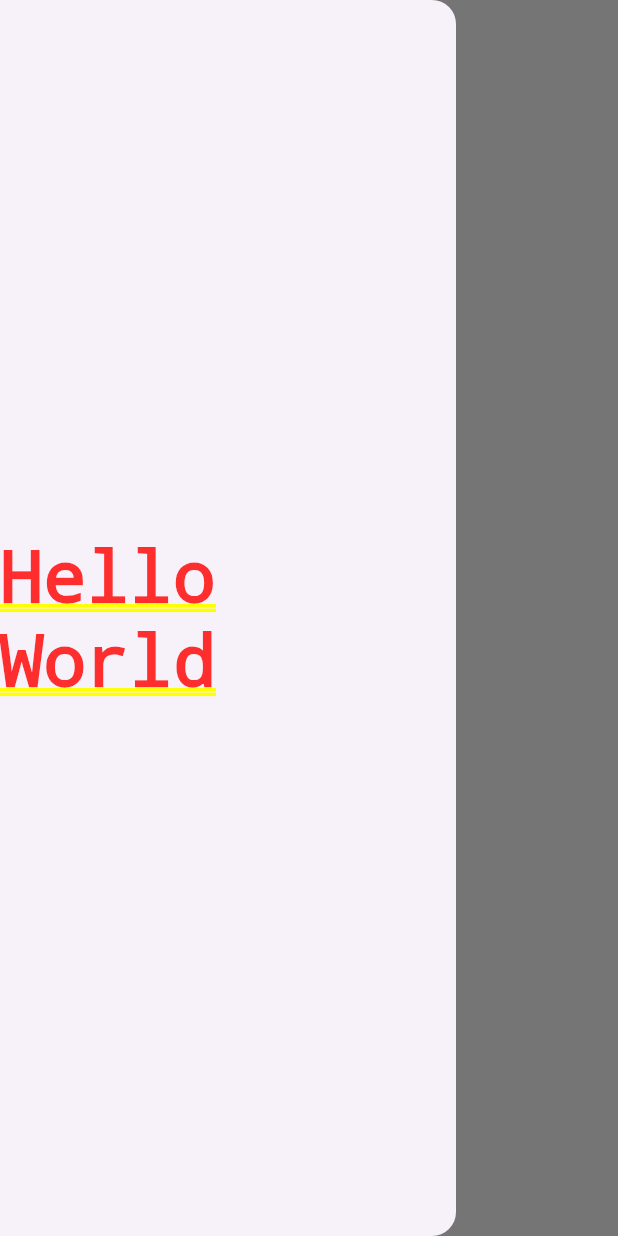
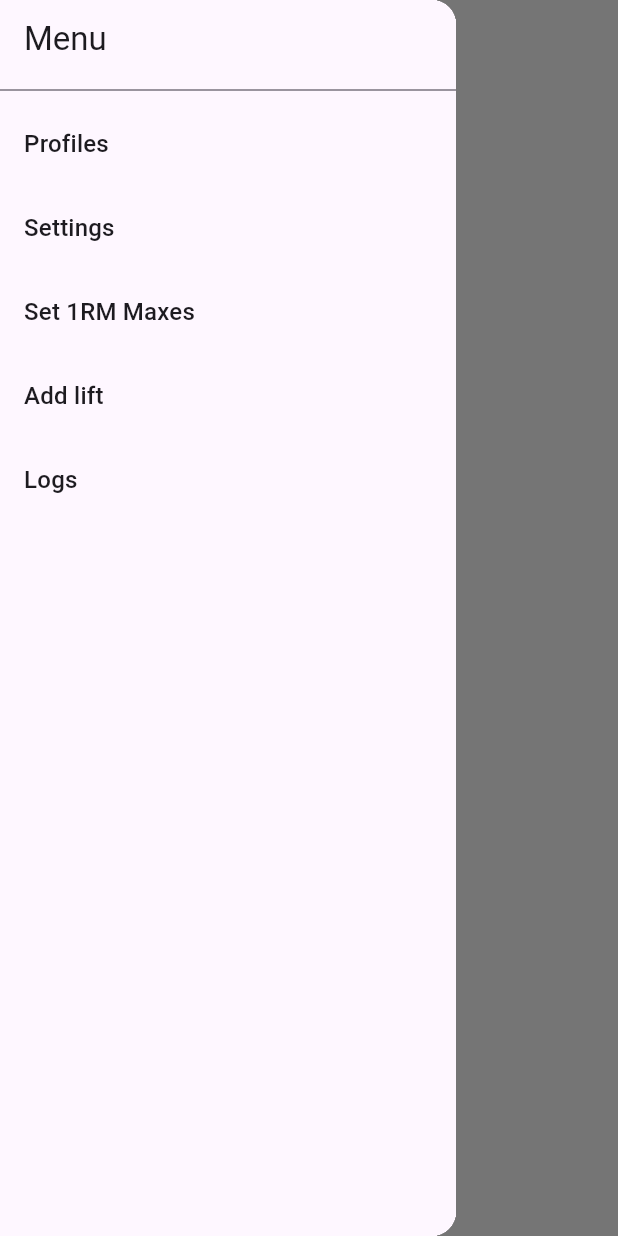
Before and after one commit to tareksoliman26072020/playing-with-flutter, a Flutter app: the screen it shows after launch, with the side drawer open, on a phone screen of 412 x 824 dp. Run offline on Flutter 3.47's test engine with Material 3 defaults, Android fonts, the light colour scheme and no system bars.

Commit message:
menu page

```diff
--- a/strength_track/lib/widgets/menu_page.dart
+++ b/strength_track/lib/widgets/menu_page.dart
@@ -5,8 +5,62 @@ class MenuPage extends StatelessWidget {
 
   @override
   Widget build(BuildContext context) {
-    return const MaterialApp(
-      home: Center(child: Text('Hello World')),
+    // Use theme colors for dynamic light/dark mode support
+    final theme = Theme.of(context);
+    final textColor = theme.textTheme.bodyLarge?.color;
+    final backgroundColor = theme.scaffoldBackgroundColor;
+    final dividerColor = theme.dividerColor;
+
+    return Scaffold(
+      backgroundColor: backgroundColor,
+      body: SafeArea(
+        child: Column(
+          crossAxisAlignment: CrossAxisAlignment.start,
+          children: [
+            Padding(
+              padding: const EdgeInsets.symmetric(horizontal: 16.0, vertical: 12.0),
+              child: Text(
+                'Menu',
+                style: theme.textTheme.titleLarge?.copyWith(color: textColor),
+              ),
+            ),
+            Divider(color: dividerColor, thickness: 1),
+            Expanded(
+              child: ListView(
+                children: [
+                  _buildMenuItem(context, 'Profiles', () {
+                    // TODO: Navigate to Profiles page
+                  }),
+                  _buildMenuItem(context, 'Settings', () {
+                    // TODO: Navigate to Settings page
+                  }),
+                  _buildMenuItem(context, 'Set 1RM Maxes', () {
+                    // TODO: Navigate to Set 1RM Maxes page
+                  }),
+                  _buildMenuItem(context, 'Add lift', () {
+                    // TODO: Navigate to Add lift page
+                  }),
+                  _buildMenuItem(context, 'Logs', () {
+                    // TODO: Navigate to Logs page
+                  }),
+                ],
+              ),
+            ),
+          ],
+        ),
+      ),
+    );
+  }
+
+  Widget _buildMenuItem(BuildContext context, String title, VoidCallback onTap) {
+    final theme = Theme.of(context);
+    return ListTile(
+      title: Text(
+        title,
+        style: theme.textTheme.titleMedium,
+      ),
+      onTap: onTap,
+      contentPadding: const EdgeInsets.symmetric(horizontal: 16.0),
     );
   }
 }
```
